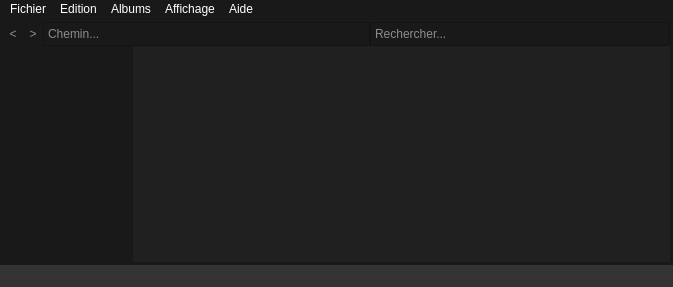
This is mainwindow.ui in ForestierL/ihm as Qt 5 draws it before an edit. The edited form follows.
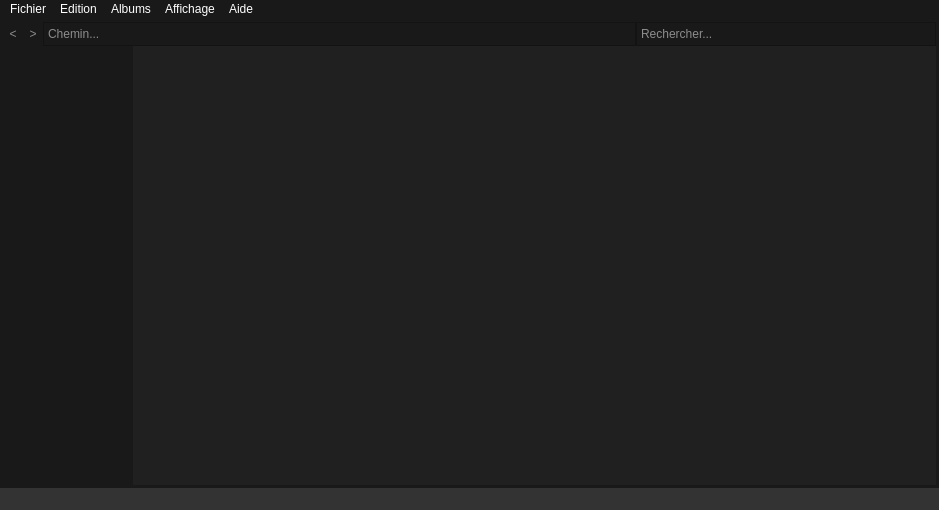
This is the edited form.

Commit message: remove scrollbar editText

What changed in the file:
```diff
--- a/mainwindow.ui
+++ b/mainwindow.ui
@@ -6,8 +6,8 @@
    <rect>
     <x>0</x>
     <y>0</y>
-    <width>673</width>
-    <height>287</height>
+    <width>939</width>
+    <height>510</height>
    </rect>
   </property>
   <property name="windowTitle">
@@ -114,6 +114,9 @@
 background-color: rgb(25, 25, 25);
 border-color: rgb(83, 83, 83);</string>
         </property>
+        <property name="verticalScrollBarPolicy">
+         <enum>Qt::ScrollBarAlwaysOff</enum>
+        </property>
         <property name="placeholderText">
          <string>Chemin...</string>
         </property>
@@ -138,6 +141,9 @@
 background-color: rgb(25, 25, 25);
 border-color: rgb(83, 83, 83);</string>
         </property>
+        <property name="verticalScrollBarPolicy">
+         <enum>Qt::ScrollBarAlwaysOff</enum>
+        </property>
         <property name="placeholderText">
          <string>Rechercher...</string>
         </property>
@@ -187,8 +193,8 @@
           <rect>
            <x>0</x>
            <y>0</y>
-           <width>529</width>
-           <height>210</height>
+           <width>795</width>
+           <height>432</height>
           </rect>
          </property>
         </widget>
@@ -203,7 +209,7 @@
     <rect>
      <x>0</x>
      <y>0</y>
-     <width>673</width>
+     <width>939</width>
      <height>22</height>
     </rect>
    </property>
```
The commit also changes 1 other file.
